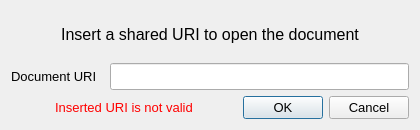
Before: the Qt Designer form textedit/openuriwindow.ui in pgallo725/livetext-pds, drawn with Qt 5.
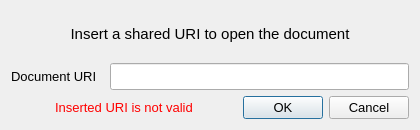
After: the same form once the commit is applied.

Diff of the .ui file:
```diff
--- a/textedit/openuriwindow.ui
+++ b/textedit/openuriwindow.ui
@@ -42,7 +42,7 @@
      </property>
      <property name="font">
       <font>
-       <pointsize>12</pointsize>
+       <pointsize>11</pointsize>
       </font>
      </property>
      <property name="text">
```
Left out of the diff: 2 changed lines with no effect on the pictures.
